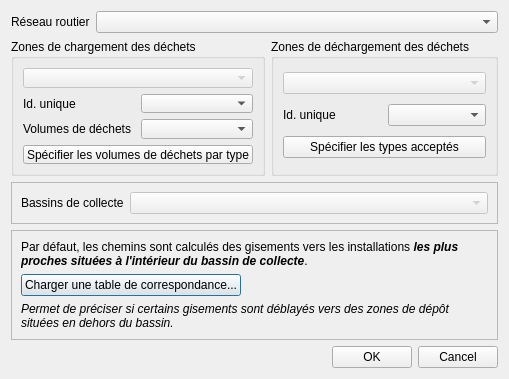
This is dialog_pluscourtchemin.ui in quythytruong/depos_outils_simu as Qt 5 draws it before an edit. The edited form follows.
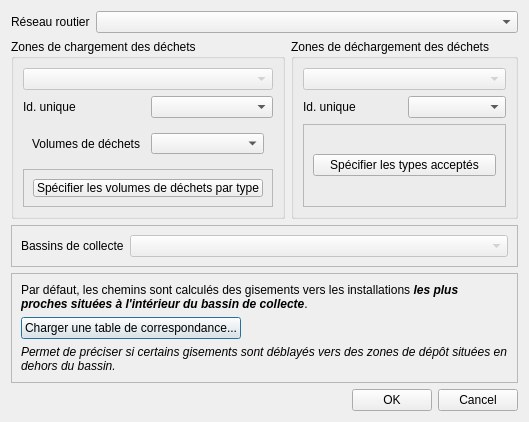
This is the edited form. Custom widgets are drawn as their Qt base class.

Commit message:
Sorties de simu circuit 2
+ rendu dynamique de la barre de progression
+ affichage dynamique selon le tri de déchets

Diff of the .ui file:
```diff
--- a/dialog_pluscourtchemin.ui
+++ b/dialog_pluscourtchemin.ui
@@ -7,7 +7,7 @@
     <x>0</x>
     <y>0</y>
     <width>506</width>
-    <height>379</height>
+    <height>422</height>
    </rect>
   </property>
   <property name="windowTitle">
@@ -65,21 +65,75 @@
          </layout>
         </item>
         <item>
+         <widget class="QFrame" name="frame">
+          <property name="sizePolicy">
+           <sizepolicy hsizetype="Minimum" vsizetype="Preferred">
+            <horstretch>0</horstretch>
+            <verstretch>0</verstretch>
+           </sizepolicy>
+          </property>
+          <property name="frameShape">
+           <enum>QFrame::NoFrame</enum>
+          </property>
+          <property name="frameShadow">
+           <enum>QFrame::Raised</enum>
+          </property>
+          <property name="lineWidth">
+           <number>0</number>
+          </property>
          <layout class="QHBoxLayout" name="horizontalLayout_2">
           <item>
            <widget class="QLabel" name="label_3">
+             <property name="sizePolicy">
+              <sizepolicy hsizetype="Minimum" vsizetype="Preferred">
+               <horstretch>0</horstretch>
+               <verstretch>0</verstretch>
+              </sizepolicy>
+             </property>
             <property name="text">
              <string>Volumes de déchets</string>
             </property>
            </widget>
           </item>
           <item>
-           <widget class="QgsFieldComboBox" name="volumeFieldCBox"/>
-          </item>
-         </layout>
+            <widget class="QgsFieldComboBox" name="volumeFieldCBox">
+             <property name="sizePolicy">
+              <sizepolicy hsizetype="Minimum" vsizetype="Fixed">
+               <horstretch>0</horstretch>
+               <verstretch>0</verstretch>
+              </sizepolicy>
+             </property>
+            </widget>
+           </item>
+          </layout>
+         </widget>
         </item>
+        <item>
+         <widget class="QFrame" name="optionTri">
+          <property name="sizePolicy">
+           <sizepolicy hsizetype="Fixed" vsizetype="Minimum">
+            <horstretch>0</horstretch>
+            <verstretch>0</verstretch>
+           </sizepolicy>
+          </property>
+          <property name="frameShape">
+           <enum>QFrame::StyledPanel</enum>
+          </property>
+          <property name="frameShadow">
+           <enum>QFrame::Raised</enum>
+          </property>
+          <property name="lineWidth">
+           <number>0</number>
+          </property>
+          <layout class="QVBoxLayout" name="verticalLayout_5">
         <item>
          <widget class="QPushButton" name="pushButton_3">
+             <property name="sizePolicy">
+              <sizepolicy hsizetype="Minimum" vsizetype="Fixed">
+               <horstretch>0</horstretch>
+               <verstretch>0</verstretch>
+              </sizepolicy>
+             </property>
           <property name="text">
            <string>Spécifier les volumes de déchets par type</string>
           </property>
@@ -88,6 +142,9 @@
        </layout>
       </widget>
      </item>
+       </layout>
+      </widget>
+     </item>
      <item>
       <widget class="QGroupBox" name="groupBox_2">
        <property name="title">
@@ -116,10 +173,25 @@
          </layout>
         </item>
         <item>
+         <widget class="QFrame" name="optionTri2">
+          <property name="frameShape">
+           <enum>QFrame::StyledPanel</enum>
+          </property>
+          <property name="frameShadow">
+           <enum>QFrame::Raised</enum>
+          </property>
+          <property name="lineWidth">
+           <number>0</number>
+          </property>
+          <layout class="QVBoxLayout" name="verticalLayout_6">
+           <item>
          <widget class="QPushButton" name="pushButton_4">
           <property name="text">
            <string>Spécifier les types acceptés</string>
           </property>
+            </widget>
+           </item>
+          </layout>
          </widget>
         </item>
        </layout>
```
Lines whose indentation alone changed are shown as unchanged. The commit also changes 1 other file.
